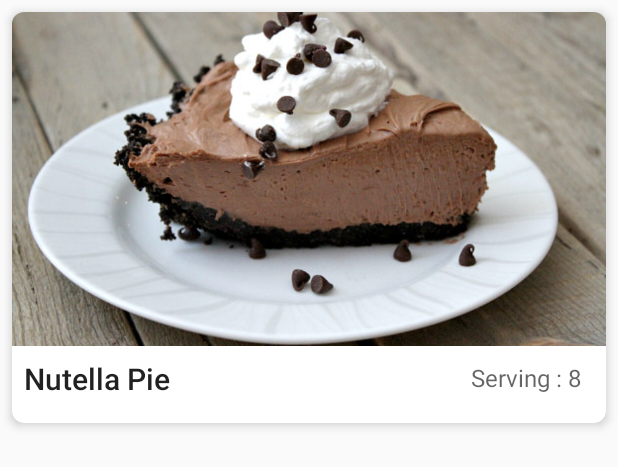
After one commit to IslamBesto/BakingApp, an Android app: the layout recipe_item.xml on its own in the app's theme, with its tools: preview values and no code run, on a phone screen of 412 x 824 dp. The commit adds this screen. Shown: the top 467 px of the screen. Run offline under Robolectric (Android 15) with nearby library versions, the phone set to English and light mode, and no system bars.

Commit message:
display recipes * display recipes in cards that contain image, title and number of serving * handle errors

```diff
--- a/app/build.gradle
+++ b/app/build.gradle
@@ -24,6 +24,8 @@ dependencies {
     implementation 'com.android.support.constraint:constraint-layout:1.0.2'
     implementation 'com.android.support:appcompat-v7:26.1.0'
     implementation 'com.android.support:design:26.1.0'
+    implementation 'com.android.support:recyclerview-v7:26.1.0'
+    implementation 'com.android.support:cardview-v7:26.1.0'
     // Retrofit
     implementation 'com.squareup.retrofit2:retrofit:2.3.0'
     implementation 'com.squareup.retrofit2:converter-gson:2.3.0'
--- a/app/src/main/res/drawable/ic_launcher_background.xml
+++ b/app/src/main/res/drawable/ic_launcher_background.xml
@@ -167,4 +167,4 @@
             android:pathData="M79,19L79,89"
             android:strokeColor="#33FFFFFF"
             android:strokeWidth="0.8" />
-</vector>
+    -</vector>
--- /dev/null
+++ b/app/src/main/res/layout/recipe_item.xml
@@ -0,0 +1,64 @@
+<?xml version="1.0" encoding="utf-8"?>
+<LinearLayout xmlns:android="http://schemas.android.com/apk/res/android"
+    xmlns:tools="http://schemas.android.com/tools"
+    android:layout_width="match_parent"
+    android:layout_height="wrap_content"
+    xmlns:app="http://schemas.android.com/apk/res-auto">
+
+    <android.support.v7.widget.CardView
+        xmlns:card_view="http://schemas.android.com/apk/res-auto"
+        android:id="@+id/card_view"
+        android:layout_width="match_parent"
+        android:layout_margin="8dp"
+        android:layout_height="wrap_content"
+        card_view:cardElevation="4dp"
+        card_view:cardCornerRadius="8dp">
+
+       <android.support.constraint.ConstraintLayout
+           android:layout_width="match_parent"
+           android:layout_height="match_parent">
+
+           <ImageView
+               android:id="@+id/recipe_image"
+               android:layout_width="0dp"
+               android:layout_height="0dp"
+               app:srcCompat="@drawable/nutella_pie"
+               android:scaleType="centerCrop"
+               card_view:layout_constraintDimensionRatio="16:9"
+               card_view:layout_constraintEnd_toEndOf="parent"
+               card_view:layout_constraintStart_toStartOf="parent"
+               card_view:layout_constraintTop_toTopOf="parent" />
+
+           <TextView
+               android:id="@+id/recipe_title"
+               android:layout_width="wrap_content"
+               android:layout_height="wrap_content"
+               android:layout_marginBottom="16dp"
+               android:layout_marginStart="8dp"
+               android:layout_marginTop="8dp"
+               android:textAppearance="@style/TextAppearance.AppCompat.Title"
+               card_view:layout_constraintBottom_toBottomOf="parent"
+               card_view:layout_constraintStart_toStartOf="@+id/recipe_image"
+               card_view:layout_constraintTop_toBottomOf="@+id/recipe_image"
+               tools:text="Nutella Pie"
+               android:layout_marginLeft="8dp" />
+
+           <TextView
+               android:id="@+id/serving_number"
+               android:layout_width="wrap_content"
+               android:layout_height="wrap_content"
+               android:layout_marginEnd="8dp"
+               android:layout_marginStart="8dp"
+               android:layout_marginTop="10dp"
+               android:alpha="0.7"
+               android:textAppearance="@style/Base.TextAppearance.AppCompat.SearchResult.Subtitle"
+               card_view:layout_constraintEnd_toEndOf="@+id/recipe_image"
+               card_view:layout_constraintHorizontal_bias="0.962"
+               card_view:layout_constraintStart_toEndOf="@+id/recipe_title"
+               card_view:layout_constraintTop_toBottomOf="@+id/recipe_image"
+               tools:text="Serving : 8" />
+       </android.support.constraint.ConstraintLayout>
+
+    </android.support.v7.widget.CardView>
+
+</LinearLayout>
--- a/app/src/main/res/values/colors.xml
+++ b/app/src/main/res/values/colors.xml
@@ -1,6 +1,7 @@
 <?xml version="1.0" encoding="utf-8"?>
 <resources>
-    <color name="colorPrimary">#3F51B5</color>
-    <color name="colorPrimaryDark">#303F9F</color>
-    <color name="colorAccent">#FF4081</color>
+    <color name="colorPrimary">#E91E63</color>
+    <color name="colorPrimaryDark">#C2185B</color>
+    <color name="colorAccent">#607D8B</color>
+    <color name="white">#FFFFFF</color>
 </resources>
--- a/app/src/main/res/values/strings.xml
+++ b/app/src/main/res/values/strings.xml
@@ -1,3 +1,6 @@
 <resources>
     <string name="app_name">BakingApp</string>
+    <string name="servings">Serving : %1$s </string>
+    <string name="general_error">Error</string>
+    <string name="connectivity_error">No connection available!</string>
 </resources>
```
Also changed, not shown: app/src/main/java/com/example/saidi/bakingapp/MainActivity.java (+31 -5 lines), app/src/main/java/com/example/saidi/bakingapp/Utils.java (+22 -1 lines), app/src/main/java/com/example/saidi/bakingapp/data/model/Ingredient.java (+0 -12 lines), app/src/main/java/com/example/saidi/bakingapp/data/model/Recipe.java (+0 -20 lines), app/src/main/java/com/example/saidi/bakingapp/data/model/Step.java (+0 -24 lines), app/src/main/java/com/example/saidi/bakingapp/recipes/RecipesListAdapter.java (added, +93 -0 lines), app/src/main/java/com/example/saidi/bakingapp/recipes/RecipesPresenterImpl.java (+8 -2 lines), app/src/main/res/layout/activity_main.xml (+5 -10 lines). Lines whose indentation alone changed are shown as unchanged.
